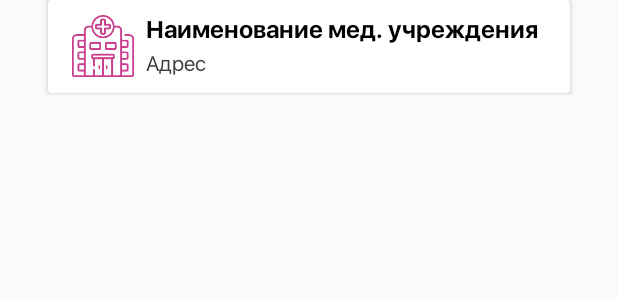
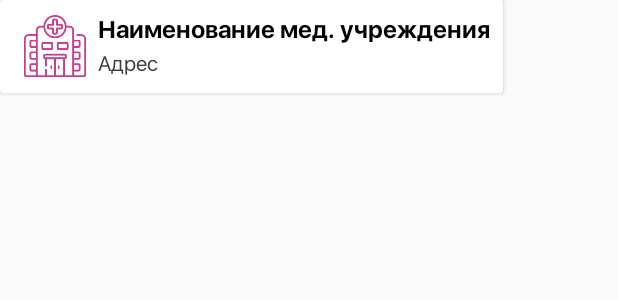
Before and after one commit to BratGit/RPKPolyclinic, an Android app: the layout item_hospital.xml on its own in the app's theme, with its tools: preview values and no code run, on a phone screen of 412 x 824 dp. Shown: the top 300 px of the screen. Run offline under Robolectric (Android 15) with nearby library versions, the phone set to English and light mode, and no system bars; Roboto replaces fonts that are not available here.

Commit message:
clinic checked item fixed

```diff
--- a/app/src/main/java/com/rpkeffect/android/rpkpolyclinik/adapters/ClinicAdapter.java
+++ b/app/src/main/java/com/rpkeffect/android/rpkpolyclinik/adapters/ClinicAdapter.java
@@ -129,7 +129,8 @@ public class ClinicAdapter extends RecyclerView.Adapter<ClinicHolder> {
     @Override
     public int getItemViewType(int position) {
         for (UserClinic userClinic : mUserClinics){
-            if (mList.get(position).getId().equals(userClinic.getClinicId()))
+            if (mList.get(position).getId().equals(userClinic.getClinicId())
+                    && userClinic.getStatus() == UserClinic.STATUS_ACCEPT)
                 return ITEM_VIEW_CHECKED;
         } return ITEM_VIEW_BASE;
     }
--- a/app/src/main/res/layout/fragment_selected_clinic.xml
+++ b/app/src/main/res/layout/fragment_selected_clinic.xml
@@ -129,7 +129,7 @@
             app:layout_constraintEnd_toEndOf="parent"
             android:layout_marginTop="8dp"
             android:layout_marginBottom="8dp"
-            android:visibility="gone"/>
+            android:textAlignment="center"/>
 
     </androidx.constraintlayout.widget.ConstraintLayout>
 
--- a/app/src/main/res/layout/item_hospital.xml
+++ b/app/src/main/res/layout/item_hospital.xml
@@ -1,12 +1,10 @@
 <?xml version="1.0" encoding="utf-8"?>
 <androidx.cardview.widget.CardView xmlns:android="http://schemas.android.com/apk/res/android"
-    android:layout_width="match_parent"
+    android:layout_width="wrap_content"
     android:layout_height="wrap_content"
     xmlns:app="http://schemas.android.com/apk/res-auto"
     xmlns:tools="http://schemas.android.com/tools"
     android:id="@+id/item_hospital_cv"
-    android:layout_marginStart="32dp"
-    android:layout_marginEnd="32dp"
     android:layout_marginBottom="8dp"
     android:paddingTop="16dp"
     android:paddingBottom="16dp"
```
Also changed, not shown: app/src/main/java/com/rpkeffect/android/rpkpolyclinik/fragments/SelectedClinicFragment.java (+4 -4 lines), 20 other files.
